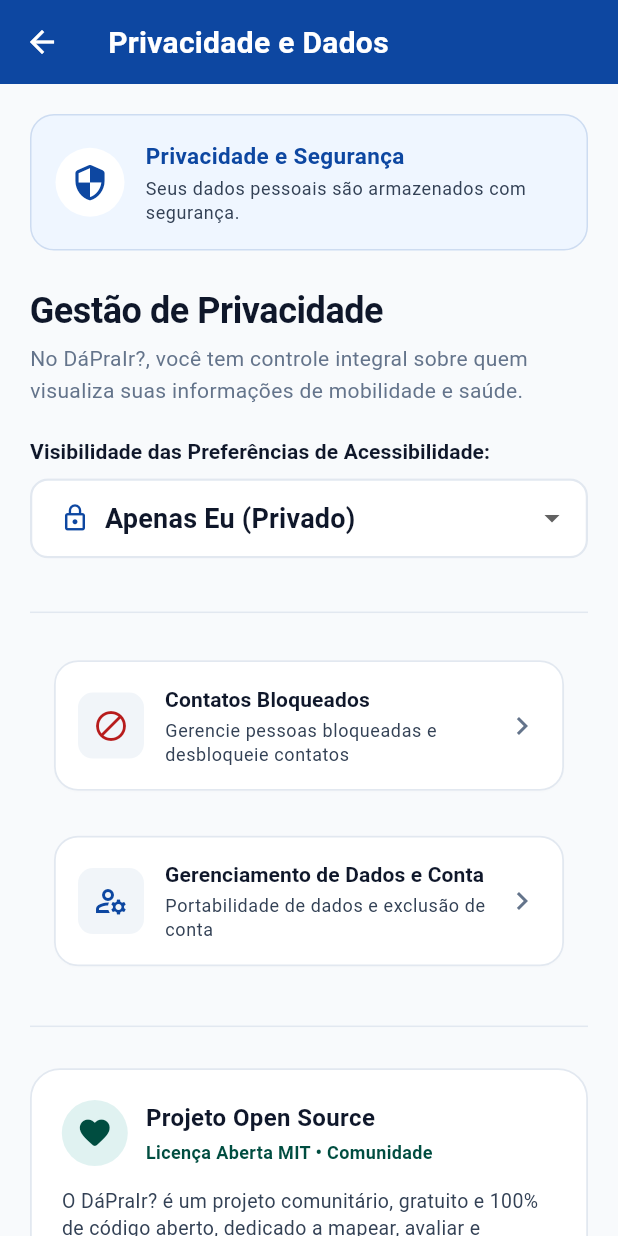
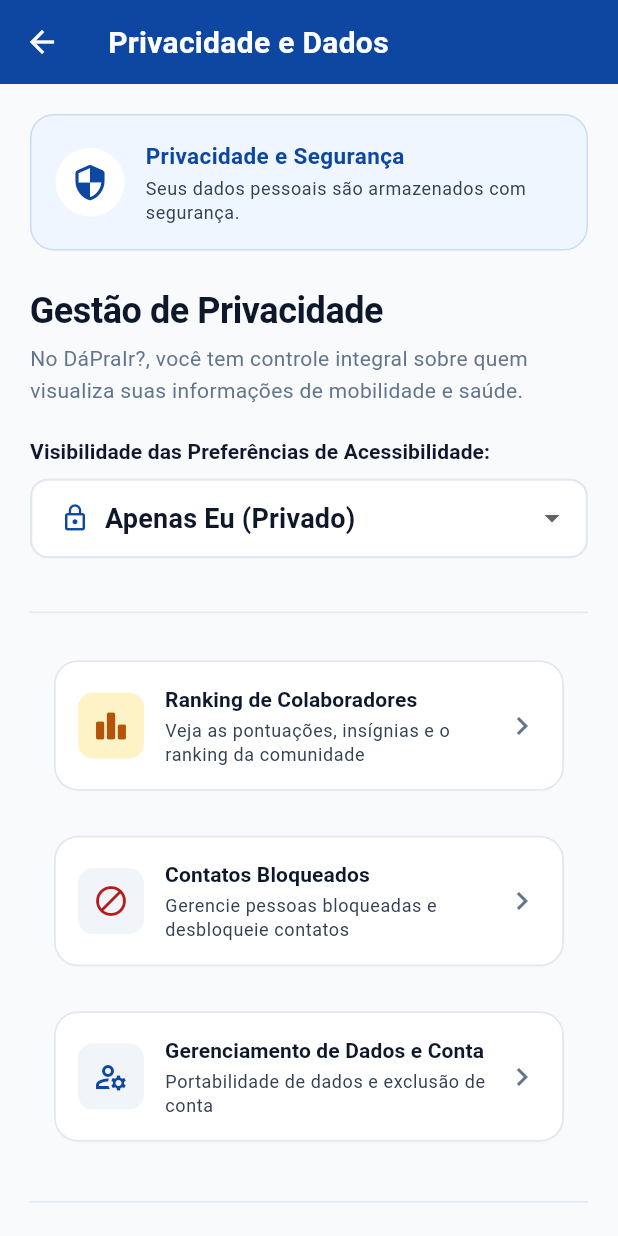
Before and after one commit to joaosantiag0/DaPraIr, a Flutter app: the ProfilePrivacySettingsScreen screen opened directly, on a phone screen of 412 x 824 dp. Run offline on Flutter 3.47's test engine with Material 3 defaults, Android fonts, the phone set to English and light mode, and no system bars; our stand-ins replace dio, flutter_bloc, image_picker, shared_preferences; missing offline and left inert: encrypt; accounts and stored records are empty; network calls fail.

Commit message:
refactor(ui): mover ranking do menu principal para a tela de perfil

```diff
--- a/frontend/lib/presentation/views/home/main_navigation_screen.dart
+++ b/frontend/lib/presentation/views/home/main_navigation_screen.dart
@@ -8,7 +8,6 @@ import '../events/events_list_screen.dart';
 import '../social/social_connections_screen.dart';
 import '../profile/profile_privacy_settings_screen.dart';
 import '../forum/forum_home_view.dart';
-import '../gamification/leaderboard_view.dart';
 import '../auth/login_screen.dart';
 
 class MainNavigationScreen extends StatefulWidget {
@@ -51,7 +50,6 @@ class _MainNavigationScreenState extends State<MainNavigationScreen> {
             isAuthenticated: isAuthenticated,
             onNavigateToLogin: _onNavigateToLogin,
           ),
-          const LeaderboardView(),
           SocialConnectionsScreen(
             isAuthenticated: isAuthenticated,
             onNavigateToLogin: _onNavigateToLogin,
@@ -144,11 +142,6 @@ class _MainNavigationScreenState extends State<MainNavigationScreen> {
                             label: Text('Debates'),
                           ),
                           NavigationRailDestination(
-                            icon: Icon(Icons.leaderboard_outlined),
-                            selectedIcon: Icon(Icons.leaderboard),
-                            label: Text('Ranking'),
-                          ),
-                          NavigationRailDestination(
                             icon: Icon(Icons.people_outline),
                             selectedIcon: Icon(Icons.people),
                             label: Text('Social'),
@@ -212,12 +205,6 @@ class _MainNavigationScreenState extends State<MainNavigationScreen> {
                         tooltip: 'Espaço de debate e fórum de tópicos',
                       ),
                       NavigationDestination(
-                        icon: Icon(Icons.leaderboard_outlined),
-                        selectedIcon: Icon(Icons.leaderboard),
-                        label: 'Ranking',
-                        tooltip: 'Ranking e colaboradores da comunidade',
-                      ),
-                      NavigationDestination(
                         icon: Icon(Icons.people_outline),
                         selectedIcon: Icon(Icons.people),
                         label: 'Social',
--- a/frontend/lib/presentation/views/profile/profile_privacy_settings_screen.dart
+++ b/frontend/lib/presentation/views/profile/profile_privacy_settings_screen.dart
@@ -9,6 +9,7 @@ import '../../components/responsive_container.dart';
 import 'account_data_governance_screen.dart';
 import 'blocked_contacts_screen.dart';
 import '../admin/admin_dashboard_view.dart';
+import '../gamification/leaderboard_view.dart';
 
 class ProfilePrivacySettingsScreen extends StatefulWidget {
   final bool isAuthenticated;
@@ -316,6 +317,68 @@ class _ProfilePrivacySettingsScreenState extends State<ProfilePrivacySettingsScr
                     return const SizedBox.shrink();
                   },
                 ),
+
+                // Ranking & Gamification Entry
+                Card(
+                  elevation: 0.5,
+                  shape: RoundedRectangleBorder(
+                    borderRadius: BorderRadius.circular(16),
+                    side: const BorderSide(color: AppColors.borderLight, width: 1.2),
+                  ),
+                  child: InkWell(
+                    borderRadius: BorderRadius.circular(16),
+                    onTap: () {
+                      Navigator.push(
+                        context,
+                        MaterialPageRoute(
+                          builder: (_) => const LeaderboardView(),
+                        ),
+                      );
+                    },
+                    child: Padding(
+                      padding: const EdgeInsets.symmetric(horizontal: 16, vertical: 16),
+                      child: Row(
+                        children: [
+                          Container(
+                            padding: const EdgeInsets.all(10),
+                            decoration: BoxDecoration(
+                              color: AppColors.underReviewLight,
+                              borderRadius: BorderRadius.circular(10),
+                            ),
+                            child: const Icon(
+                              Icons.leaderboard_rounded,
+                              color: AppColors.underReviewYellow,
+                              size: 24,
+                            ),
+                          ),
+                          const SizedBox(width: 14),
+                          Expanded(
+                            child: Column(
+                              crossAxisAlignment: CrossAxisAlignment.start,
+                              children: [
+                                Text(
+                                  'Ranking de Colaboradores',
+                                  style: Theme.of(context).textTheme.titleSmall?.copyWith(
+                                        fontWeight: FontWeight.bold,
+                                      ),
+                                ),
+                                const SizedBox(height: 3),
+                                Text(
+                                  'Veja as pontuações, insígnias e o ranking da comunidade',
+                                  style: Theme.of(context).textTheme.bodySmall?.copyWith(
+                                        color: AppColors.textSecondary,
+                                      ),
+                                ),
+                              ],
+                            ),
+                          ),
+                          const Icon(Icons.chevron_right, color: AppColors.textHint),
+                        ],
+                      ),
+                    ),
+                  ),
+                ),
+                const SizedBox(height: 14),
 
                 // Link to Blocked Contacts screen
                 Card(
```
